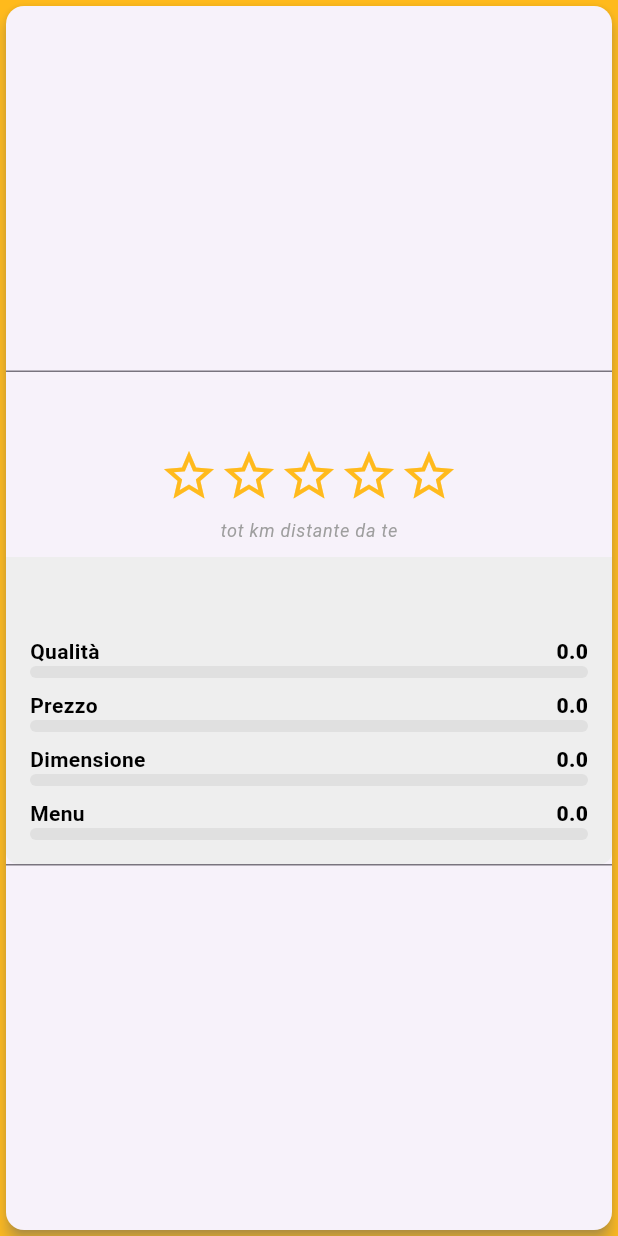
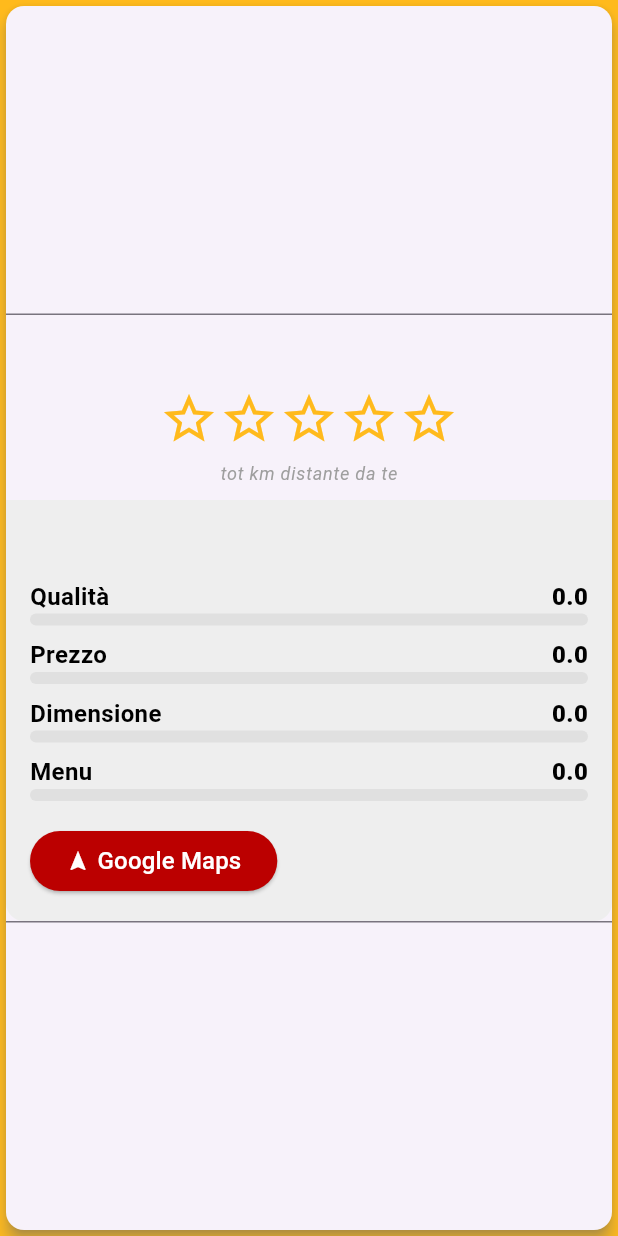
Before and after one commit to matteraggi/kebabbo_flutter, a Flutter app: the KebabListItem widget shown alone on an empty page, opened directly with empty values, after a tap on "tot km distante da te", on a phone screen of 412 x 824 dp. Run offline on Flutter 3.47's test engine with Material 3 defaults, Android fonts, the light colour scheme and no system bars; our stand-ins replace flutter_dotenv, image_picker, supabase_flutter; accounts and stored records are empty.

Commit message:
feat: bottom button

```diff
--- a/lib/components/bottom_kebab_buttons.dart
+++ b/lib/components/bottom_kebab_buttons.dart
@@ -1,10 +1,10 @@
 import 'package:flutter/material.dart';
 
 class BottomButtonItem extends StatefulWidget {
-  final String link_maps;
+  final String linkMaps;
 
   BottomButtonItem({
-    required this.link_maps,
+    required this.linkMaps,
   });
 
   @override
@@ -12,9 +12,28 @@ class BottomButtonItem extends StatefulWidget {
 }
 
 class _BottomButtonItemState extends State<BottomButtonItem> {
-
   @override
   Widget build(BuildContext context) {
-    return Row();
+    return IntrinsicWidth(
+      child: ElevatedButton(
+        onPressed: () {
+          print('Navigating to ${widget.linkMaps}');
+        },
+        child: Row(
+          mainAxisSize: MainAxisSize.min, // Aggiungere questa riga
+          children: [
+            Icon(Icons.navigation, color: Colors.white, size: 16),
+            SizedBox(width: 5), // Spazio tra l'icona e il testo
+            Text(
+              'Google Maps',
+              style: TextStyle(
+                color: Colors.white,
+                fontSize: 16,
+              ),
+            ),
+          ],
+        ),
+      ),
+    );
   }
 }
--- a/lib/components/kebab_item.dart
+++ b/lib/components/kebab_item.dart
@@ -1,4 +1,5 @@
 import 'package:flutter/material.dart';
+import 'package:kebabbo_flutter/components/bottom_kebab_buttons.dart';
 import 'package:kebabbo_flutter/components/single_stat.dart';
 import 'package:kebabbo_flutter/main.dart';
 
@@ -10,6 +11,7 @@ class KebabListItem extends StatefulWidget {
   final double price;
   final double dimension;
   final double menu;
+  final String map;
 
   KebabListItem({
     required this.name,
@@ -19,6 +21,7 @@ class KebabListItem extends StatefulWidget {
     required this.price,
     required this.dimension,
     required this.menu,
+    required this.map,
   });
 
   @override
@@ -93,8 +96,8 @@ class _KebabListItemState extends State<KebabListItem> {
               decoration: BoxDecoration(
                 color: Colors.grey[200],
                 borderRadius: BorderRadius.only(
-                  bottomLeft: Radius.circular(8),
-                  bottomRight: Radius.circular(8),
+                  bottomLeft: Radius.circular(12),
+                  bottomRight: Radius.circular(12),
                 ),
               ),
               child: Padding(
@@ -116,6 +119,8 @@ class _KebabListItemState extends State<KebabListItem> {
                     SingleStat(label: "Dimensione", number: widget.dimension),
                     SizedBox(height: 8),
                     SingleStat(label: "Menu", number: widget.menu),
+                    SizedBox(height: 16),
+                    BottomButtonItem(linkMaps: widget.map)
                   ],
                 ),
               ),
--- a/lib/components/single_stat.dart
+++ b/lib/components/single_stat.dart
@@ -27,6 +27,7 @@ class _SingleStatState extends State<SingleStat> {
               style: TextStyle(
                 color: Colors.black,
                 fontWeight: FontWeight.bold,
+                fontSize: 16,
               ),
             ),
             Text(
@@ -34,6 +35,7 @@ class _SingleStatState extends State<SingleStat> {
               style: TextStyle(
                 color: Colors.black,
                 fontWeight: FontWeight.w800,
+                fontSize: 16,
               ),
             ),
           ],
@@ -43,7 +45,7 @@ class _SingleStatState extends State<SingleStat> {
           backgroundColor: Colors.grey[300],
           valueColor: AlwaysStoppedAnimation<Color>(red),
           minHeight: 8,
-          borderRadius: BorderRadius.circular(8),
+          borderRadius: BorderRadius.circular(12),
         ),
       ],
     );
--- a/lib/pages/special_page.dart
+++ b/lib/pages/special_page.dart
@@ -98,6 +98,7 @@ class _SpecialPageState extends State<SpecialPage> {
                                     dimension:
                                         (kebab['dimension'] ?? 0.0).toDouble(),
                                     menu: (kebab['menu'] ?? 0.0).toDouble(),
+                                    map: kebab['map'] ?? '',
                                   );
                                 },
                               ),
--- a/lib/pages/top_kebab_page.dart
+++ b/lib/pages/top_kebab_page.dart
@@ -139,6 +139,7 @@ class _TopKebabPageState extends State<TopKebabPage> {
                                   dimension:
                                       (kebab['dimension'] ?? 0.0).toDouble(),
                                   menu: (kebab['menu'] ?? 0.0).toDouble(),
+                                  map: kebab['map'] ?? '',
                                 );
                               },
                             ),
```
